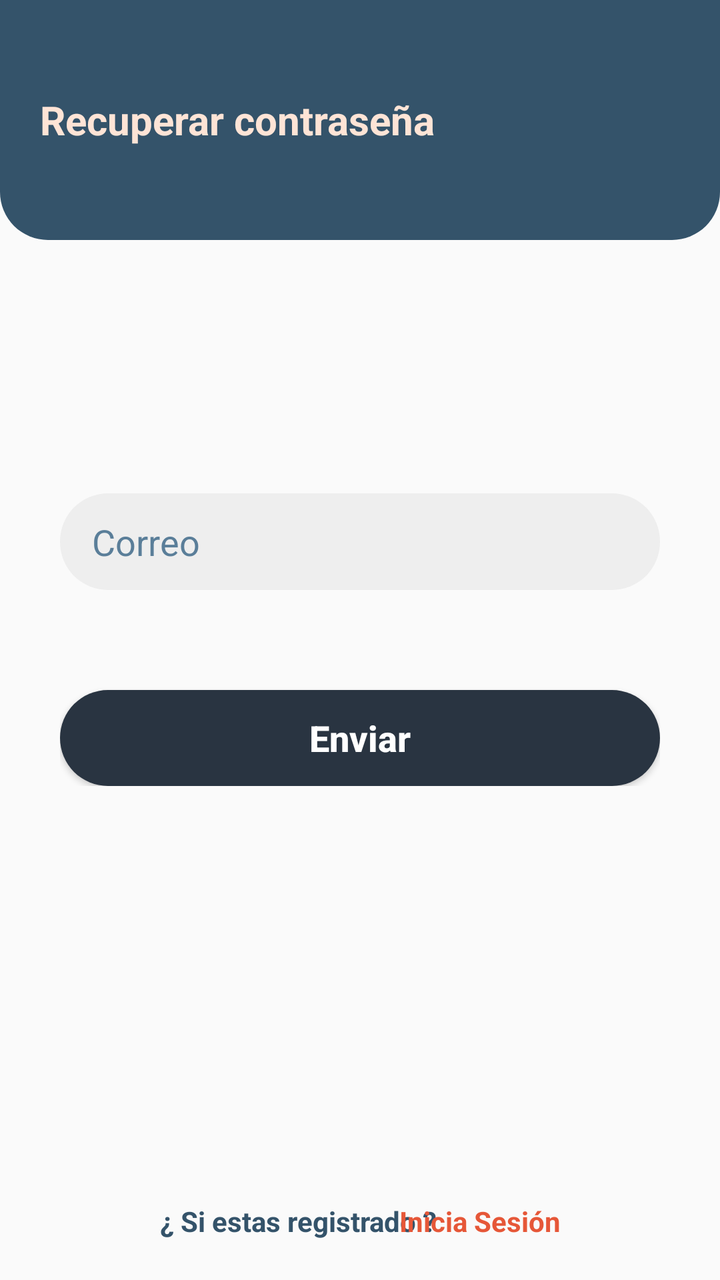
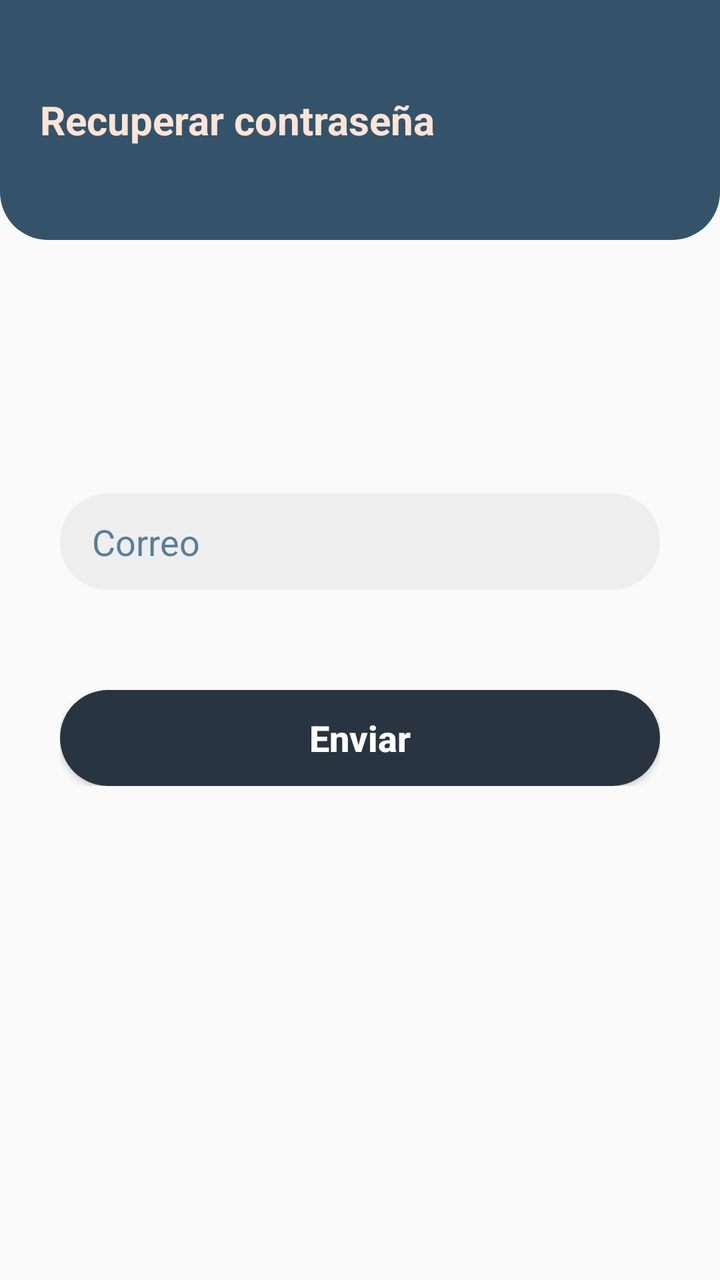

The first picture is an Android layout as it rendered before a commit; the second is the same layout after the commit. The layout source and the unified diff follow.
<!-- AndroidManifest.xml: application theme Theme.ApkCavoshCafe -->
<!-- res/layout/fragment_olvidaste.xml -->
<?xml version="1.0" encoding="utf-8"?>
<FrameLayout
    xmlns:android="http://schemas.android.com/apk/res/android"
    xmlns:tools="http://schemas.android.com/tools"
    xmlns:app="http://schemas.android.com/apk/res-auto"
    android:layout_width="match_parent"
    android:layout_height="match_parent"
    tools:context=".ui.olvidastes">

    <FrameLayout
        android:layout_width="match_parent"
        android:layout_height="120dp"
        android:background="@drawable/sh_bg_header_police_blue" >

        <TextView
            android:layout_width="wrap_content"
            android:layout_height="wrap_content"
            android:layout_gravity="center|start"
            android:layout_marginStart="20dp"
            android:text="Recuperar contraseña"
            android:textColor="@color/flesh"
            android:textSize="20sp"
            android:textStyle="bold" />

    </FrameLayout>

    <LinearLayout
        android:layout_width="match_parent"
        android:layout_height="wrap_content"
        android:layout_marginHorizontal="30dp"
        android:layout_gravity="center"
        android:orientation="vertical" >

        <com.google.android.material.textfield.TextInputLayout
            android:id="@+id/tilCorreo"
            android:layout_width="match_parent"
            android:layout_height="wrap_content"
            app:hintEnabled="false" >

            <com.google.android.material.textfield.TextInputEditText
                android:layout_width="match_parent"
                android:layout_height="wrap_content"
                android:background="@drawable/se_bg_edt_police_blue"
                android:inputType="textEmailAddress"
                android:paddingHorizontal="16dp"
                android:paddingVertical="12dp"
                android:textColorHint="@color/steel_teal"
                android:hint="@string/correo" />

        </com.google.android.material.textfield.TextInputLayout>

        <Button
            android:id="@+id/btnEnviar"
            android:layout_width="match_parent"
            android:layout_height="wrap_content"
            android:layout_gravity="bottom|center"
            android:layout_marginTop="50dp"
            android:background="@drawable/sh_bg_btn_gunmetal"
            android:text="Enviar"
            android:textAllCaps="false"
            android:textColor="@color/white"
            android:textSize="18sp"
            android:textStyle="bold" />

    </LinearLayout>

    <TextView
        android:layout_width="wrap_content"
        android:layout_height="wrap_content"
        android:layout_gravity="bottom"
        android:layout_marginStart="80dp"
        android:layout_marginBottom="20dp"
        android:text="¿ Si estas registrado ?"
        android:textColor="@color/police_blue"
        android:textStyle="bold"/>

    <TextView
        android:id="@+id/tvLogin"
        android:layout_width="wrap_content"
        android:layout_height="wrap_content"
        android:layout_gravity="bottom|center"
        android:layout_marginStart="60dp"
        android:layout_marginBottom="20dp"
        android:clickable="true"
        android:focusable="true"
        android:text="Inicia Sesión"
        android:textColor="@color/carmine_pink"
        android:textStyle="bold"/>

</FrameLayout>
<!-- resources referenced by this layout -->
<resources>
  <color name="carmine_pink">#E65738</color>
  <color name="flesh">#FEE4D6</color>
  <color name="police_blue">#34536A</color>
  <color name="steel_teal">#5A7E99</color>
  <color name="white">#FFFFFFFF</color>
  <!-- drawable se_bg_edt_police_blue (drawable) -->
  <?xml version="1.0" encoding="utf-8"?>
  <selector xmlns:android="http://schemas.android.com/apk/res/android">
  
      <item android:state_enabled="true" android:state_focused="true">
          <shape android:shape="rectangle">
              <corners android:radius="24dp"/>
              <solid android:color="@color/white"/>
              <stroke android:color="@color/police_blue" android:width="1dp"/>
          </shape>
      </item>
  
      <item android:state_enabled="true">
          <shape android:shape="rectangle">
              <corners android:radius="24dp"/>
              <solid android:color="@color/bright_gray"/>
          </shape>
  
      </item>
  </selector>
  <!-- drawable sh_bg_btn_gunmetal (drawable) -->
  <?xml version="1.0" encoding="utf-8"?>
  <shape xmlns:android="http://schemas.android.com/apk/res/android">
  <corners android:radius="25dp"/>
      <solid android:color="@color/gunmetal"/>
  </shape>
  <!-- drawable sh_bg_header_police_blue (drawable) -->
  <?xml version="1.0" encoding="utf-8"?>
  <shape xmlns:android="http://schemas.android.com/apk/res/android">
  <corners android:bottomLeftRadius="24dp"
      android:bottomRightRadius="24dp"/>
      <solid android:color="@color/police_blue"/>
  </shape>
  <string name="correo">Correo</string>
  <style name="Theme.ApkCavoshCafe" parent="Theme.MaterialComponents.DayNight.NoActionBar.Bridge">
          
          <item name="colorPrimary">@color/purple_500</item>
          <item name="colorPrimaryVariant">@color/purple_700</item>
          <item name="colorOnPrimary">@color/white</item>
          
          <item name="colorSecondary">@color/teal_200</item>
          <item name="colorSecondaryVariant">@color/teal_700</item>
          <item name="colorOnSecondary">@color/black</item>
          
          <item name="android:statusBarColor">?attr/colorPrimaryVariant</item>
          
      </style>
  <color name="bright_gray">#EEEEEE</color>
  <color name="gunmetal">#293441</color>
  <color name="purple_500">#FF6200EE</color>
  <color name="purple_700">#FF3700B3</color>
  <color name="teal_200">#FF03DAC5</color>
  <color name="teal_700">#FF018786</color>
  <color name="black">#FF000000</color>
</resources>

<!-- the commit's change to res/layout/fragment_olvidaste.xml (unified diff, before → after) -->
@@ -64,27 +64,4 @@
 
     </LinearLayout>
 
-    <TextView
-        android:layout_width="wrap_content"
-        android:layout_height="wrap_content"
-        android:layout_gravity="bottom"
-        android:layout_marginStart="80dp"
-        android:layout_marginBottom="20dp"
-        android:text="¿ Si estas registrado ?"
-        android:textColor="@color/police_blue"
-        android:textStyle="bold"/>
-
-    <TextView
-        android:id="@+id/tvLogin"
-        android:layout_width="wrap_content"
-        android:layout_height="wrap_content"
-        android:layout_gravity="bottom|center"
-        android:layout_marginStart="60dp"
-        android:layout_marginBottom="20dp"
-        android:clickable="true"
-        android:focusable="true"
-        android:text="Inicia Sesión"
-        android:textColor="@color/carmine_pink"
-        android:textStyle="bold"/>
-
 </FrameLayout>
<!-- resource entries referenced after the edit -->
@@ -1,6 +1,5 @@
 <!-- resources referenced by this layout -->
 <resources>
-  <color name="carmine_pink">#E65738</color>
   <color name="flesh">#FEE4D6</color>
   <color name="police_blue">#34536A</color>
   <color name="steel_teal">#5A7E99</color>
